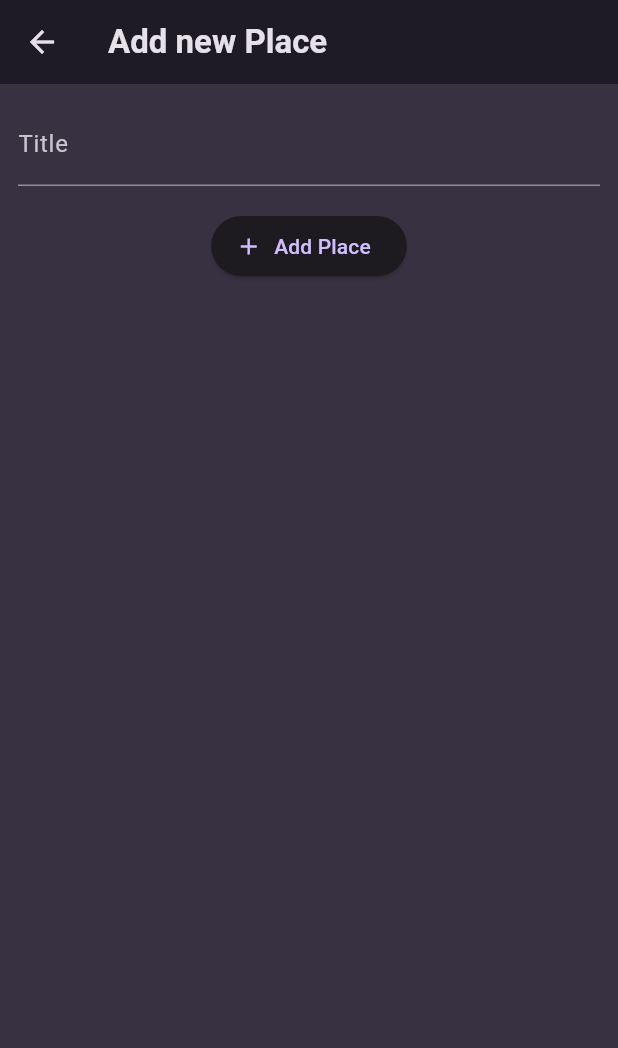
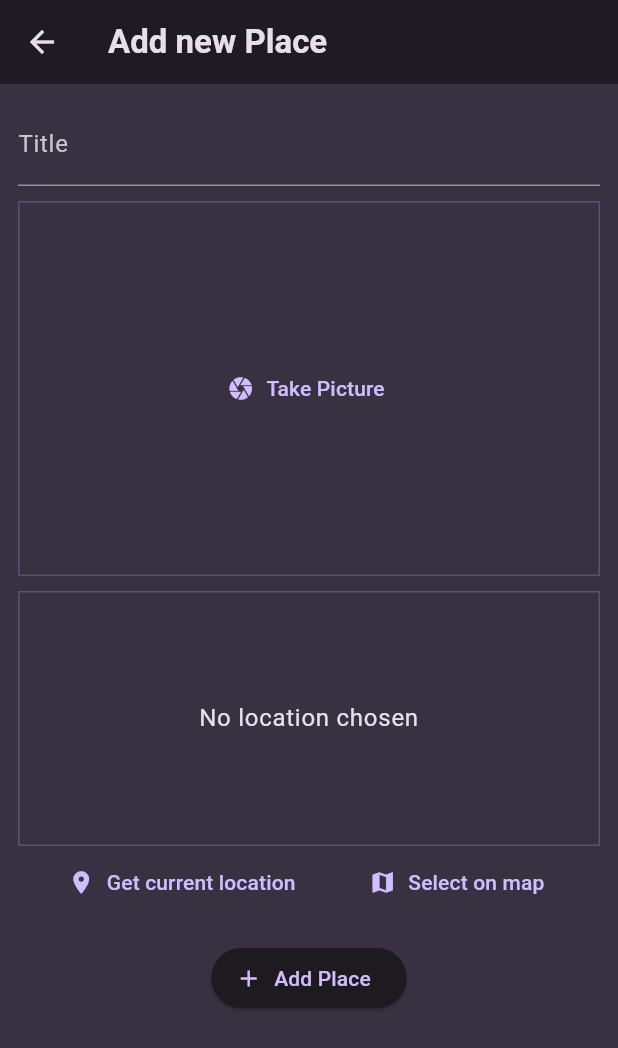
Before and after one commit to Tschongsti/favorite_places, a Flutter app: the AddPlaceScreen screen opened directly, after a tap on "Add Place", on a phone screen of 412 x 824 dp. Shown: the top 1048 px of the screen. Run offline on Flutter 3.47's test engine with Material 3 defaults, Android fonts, the phone set to English and light mode, and no system bars; our stand-ins replace flutter_riverpod, google_fonts, image_picker.

Commit message:
Stand nach Kapitel 251 des Udemy-Kurses

```diff
--- a/lib/models/place.dart
+++ b/lib/models/place.dart
@@ -1,10 +1,16 @@
+import 'dart:io';
+
 import 'package:uuid/uuid.dart';
 
 const uuid = Uuid();
 
 class Place {
-  Place ({required this.title}) : id = uuid.v4();
+  Place ({
+    required this.title,
+    required this.image,
+    }) : id = uuid.v4();
 
   final String id;
   final String title;
+  final File image;
 }
--- a/lib/screens/add_place.dart
+++ b/lib/screens/add_place.dart
@@ -1,7 +1,11 @@
+import 'dart:io';
+
+import 'package:favorite_places/widgets/location_input.dart';
 import 'package:flutter/material.dart';
 import 'package:flutter_riverpod/flutter_riverpod.dart';
 
 import 'package:favorite_places/providers/user_places_provider.dart';
+import 'package:favorite_places/widgets/image_input.dart';
 
 class AddPlaceScreen extends ConsumerStatefulWidget{
   const AddPlaceScreen ({super.key});
@@ -13,17 +17,19 @@ class AddPlaceScreen extends ConsumerStatefulWidget{
 }
 
 class _AddPlaceScreenState extends ConsumerState<AddPlaceScreen> {
-
   final _titleController = TextEditingController();
+  File? _selectedImage;
 
   void _savePlace() {
     final enteredTitle = _titleController.text;
 
-    if (enteredTitle.isEmpty) {
+    if (enteredTitle.isEmpty || _selectedImage == null) {
       return;
     }
 
-    ref.read(userPlacesProvider.notifier).addPlace(enteredTitle);
+    ref
+      .read(userPlacesProvider.notifier)
+      .addPlace(enteredTitle, _selectedImage!);
 
     Navigator.of(context).pop();
   }
@@ -51,6 +57,13 @@ class _AddPlaceScreenState extends ConsumerState<AddPlaceScreen> {
                 color: Theme.of(context).colorScheme.onSurface,
               ),
             ),
+            const SizedBox (height:  10),
+            ImageInput(onPickImage: (image) {
+              _selectedImage = image;
+              },
+            ),
+            const SizedBox (height:  10),
+            LocationInput(),
             const SizedBox (height:  16),
             ElevatedButton.icon(
               onPressed: _savePlace,
--- /dev/null
+++ b/lib/widgets/image_input.dart
@@ -0,0 +1,74 @@
+import 'dart:io';
+
+import 'package:flutter/material.dart';
+
+import 'package:image_picker/image_picker.dart';
+
+class ImageInput extends StatefulWidget{
+  const ImageInput ({
+    required this.onPickImage,
+    super.key
+    });
+
+  final void Function(File image) onPickImage;
+
+  @override
+  State<ImageInput> createState() {
+    return _ImageInputState();
+  }
+}
+
+class _ImageInputState extends State<ImageInput> {
+  File? _selectedImage;
+
+  void _takePicture () async {
+    final imagePicker = ImagePicker();
+    final pickedImage = await imagePicker.pickImage(
+      source: ImageSource.camera, maxWidth: 600
+    );
+
+    if (pickedImage == null) {
+      return;
+    }
+
+    setState(() {
+      _selectedImage = File(pickedImage.path);
+    });
+
+    widget.onPickImage(_selectedImage!);
+  }
+
+  @override
+  Widget build(BuildContext context) {
+    Widget content = TextButton.icon(
+        icon: const Icon(Icons.camera),
+        label: const Text('Take Picture'),
+        onPressed: _takePicture,
+      );
+
+    if (_selectedImage != null) {
+      content = GestureDetector(
+        onTap: _takePicture,
+        child: Image.file(
+          _selectedImage!,
+          fit: BoxFit.cover,
+          width: double.infinity,
+          height: double.infinity,
+        ),
+      );
+    }
+
+    return Container(
+      decoration: BoxDecoration(
+        border: Border.all(
+          width: 1,
+          color: Theme.of(context).colorScheme.primary.withAlpha(60)
+        ),
+      ),
+      height: 250,
+      width: double.infinity,
+      alignment: Alignment.center,
+      child: content,
+    );
+  }
+}
--- /dev/null
+++ b/lib/widgets/location_input.dart
@@ -0,0 +1,54 @@
+import 'package:flutter/material.dart';
+
+class LocationInput extends StatefulWidget{
+  const LocationInput({super.key});
+
+  @override
+  State<LocationInput> createState() {
+    return _LocationInputState();
+  }
+}
+
+class _LocationInputState extends State<LocationInput> {
+
+  @override
+  Widget build(BuildContext context) {
+    return Column(
+      children: [
+        Container(
+          decoration: BoxDecoration(
+            border: Border.all(
+            width: 1,
+            color: Theme.of(context).colorScheme.primary.withAlpha(60)
+            ),
+          ),
+          alignment: Alignment.center,
+          height: 170,
+          width: double.infinity,
+          child: Text(
+            'No location chosen',
+            textAlign: TextAlign.center,
+            style: Theme.of(context).textTheme.bodyLarge!.copyWith(
+              color: Theme.of(context).colorScheme.onSurface,
+            ),
+          ),
+        ),
+        Row (
+          mainAxisAlignment: MainAxisAlignment.spaceEvenly,
+          children: [
+            TextButton.icon(
+              icon: const Icon(Icons.location_on),
+              label: const Text ('Get current location'),
+              onPressed: () {},
+            ),
+            TextButton.icon(
+              icon: const Icon(Icons.map),
+              label: const Text ('Select on map'),
+              onPressed: () {},
+            ),
+          ],
+        ),
+      ],
+    );
+  }
+}
--- a/lib/widgets/places_list.dart
+++ b/lib/widgets/places_list.dart
@@ -26,6 +26,10 @@ class PlacesList extends StatelessWidget{
     return ListView.builder(
       itemCount: places.length,
       itemBuilder: (ctx, index) => ListTile(
+          leading: CircleAvatar(
+            radius: 26,
+            backgroundImage: FileImage(places[index].image),
+          ),
           title: Text(
             places[index].title,
             style: Theme.of(context).textTheme.titleMedium!.copyWith(
--- a/pubspec.yaml
+++ b/pubspec.yaml
@@ -37,6 +37,8 @@ dependencies:
   google_fonts: ^6.2.1
   uuid: ^4.5.1
   flutter_riverpod: ^2.6.1
+  image_picker: ^1.1.2
+  location: ^8.0.0
 
 dev_dependencies:
   flutter_test:
```
Also changed, not shown: lib/providers/user_places_provider.dart (+5 -2 lines), lib/screens/place_detail.dart (+8 -5 lines), lib/screens/places.dart (+5 -2 lines), pubspec.lock, 8 other files.
